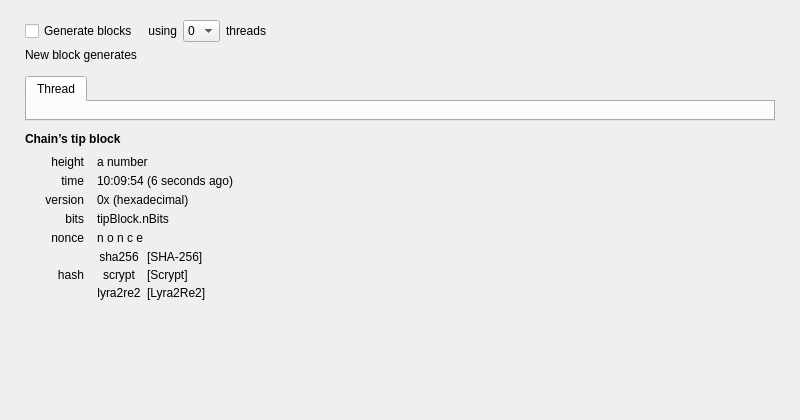
Before: the Qt Designer form src/qt/forms/generatecoinspage.ui in VadiqueMe/dogecoin, drawn with Qt 5.
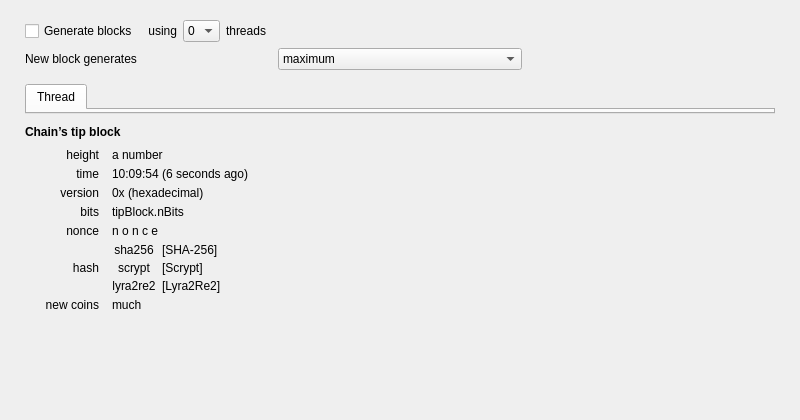
After: the same form once the commit is applied. Custom widgets are drawn as their Qt base class.

Commit message: include the amount of coins generated by the block in CBlockIndex

What changed in the file:
```diff
--- a/src/qt/forms/generatecoinspage.ui
+++ b/src/qt/forms/generatecoinspage.ui
@@ -112,6 +112,31 @@
        </property>
       </widget>
      </item>
+     <item>
+      <spacer name="horizontalSpacerAfterNewBlockGeneratesWords">
+       <property name="orientation">
+        <enum>Qt::Horizontal</enum>
+       </property>
+       <property name="sizeType">
+        <enum>QSizePolicy::Fixed</enum>
+       </property>
+       <property name="sizeHint" stdset="0">
+        <size>
+         <width>4</width>
+         <height>1</height>
+        </size>
+       </property>
+      </spacer>
+     </item>
+     <item>
+      <widget class="QComboBox" name="listForChoosingHowManyCoinsToGenerate">
+       <item>
+        <property name="text">
+         <string>maximum</string>
+        </property>
+       </item>
+      </widget>
+     </item>
      <item>
       <spacer name="horizontalSpacerBeforeSubsidy">
        <property name="orientation">
@@ -659,6 +684,52 @@
             </layout>
            </widget>
           </item>
+          <item row="6" column="0">
+           <widget class="QLabel" name="tipBlockGeneratedCoinsLabel">
+            <property name="sizePolicy">
+             <sizepolicy hsizetype="Preferred" vsizetype="Preferred">
+              <horstretch>0</horstretch>
+              <verstretch>0</verstretch>
+             </sizepolicy>
+            </property>
+            <property name="font">
+             <font>
+              <italic>false</italic>
+             </font>
+            </property>
+            <property name="text">
+             <string>new coins</string>
+            </property>
+            <property name="textFormat">
+             <enum>Qt::PlainText</enum>
+            </property>
+            <property name="alignment">
+             <set>Qt::AlignRight|Qt::AlignTrailing|Qt::AlignVCenter</set>
+            </property>
+           </widget>
+          </item>
+          <item row="6" column="2">
+           <widget class="QLabel" name="tipBlockGeneratedCoins">
+            <property name="sizePolicy">
+             <sizepolicy hsizetype="MinimumExpanding" vsizetype="Preferred">
+              <horstretch>0</horstretch>
+              <verstretch>0</verstretch>
+             </sizepolicy>
+            </property>
+            <property name="cursor">
+             <cursorShape>IBeamCursor</cursorShape>
+            </property>
+            <property name="text">
+             <string notr="true">much</string>
+            </property>
+            <property name="textFormat">
+             <enum>Qt::PlainText</enum>
+            </property>
+            <property name="textInteractionFlags">
+             <set>Qt::TextSelectableByMouse</set>
+            </property>
+           </widget>
+          </item>
          </layout>
         </item>
        </layout>
```
The commit also changes 10 other files.
